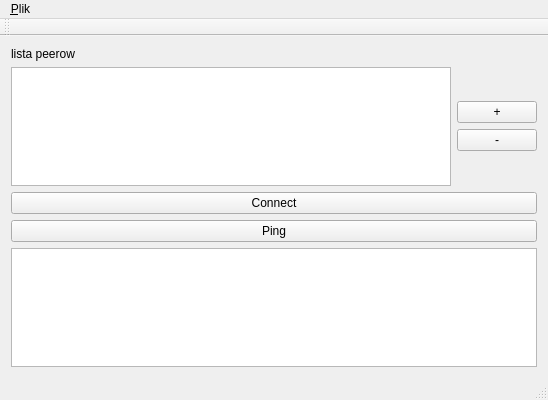
This is mainwindow.ui in damianbb/simple_gui as Qt 5 draws it before an edit. The edited form follows.
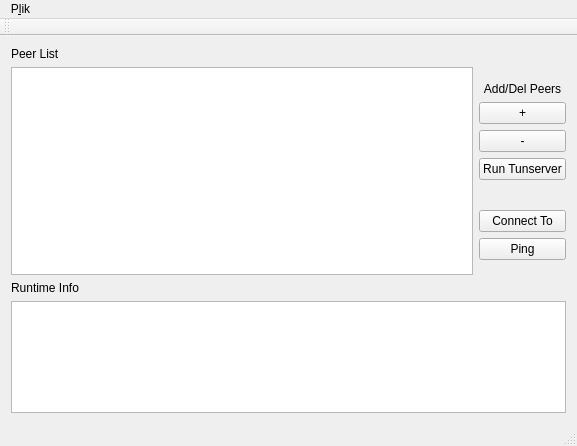
This is the edited form.

Commit message: update gui view and add host info dialog

```diff
--- a/mainwindow.ui
+++ b/mainwindow.ui
@@ -6,8 +6,8 @@
    <rect>
     <x>0</x>
     <y>0</y>
-    <width>548</width>
-    <height>400</height>
+    <width>577</width>
+    <height>446</height>
    </rect>
   </property>
   <property name="windowTitle">
@@ -20,7 +20,7 @@
       <item>
        <widget class="QLabel" name="label">
         <property name="text">
-         <string>lista peerow</string>
+         <string>Peer List</string>
         </property>
        </widget>
       </item>
@@ -44,6 +44,19 @@
             </property>
            </spacer>
           </item>
+          <item>
+           <widget class="QLabel" name="peer_manage">
+            <property name="text">
+             <string>Add/Del Peers</string>
+            </property>
+            <property name="textFormat">
+             <enum>Qt::AutoText</enum>
+            </property>
+            <property name="alignment">
+             <set>Qt::AlignCenter</set>
+            </property>
+           </widget>
+          </item>
           <item>
            <layout class="QVBoxLayout" name="verticalLayout">
             <item>
@@ -62,6 +75,59 @@
             </item>
            </layout>
           </item>
+          <item>
+           <spacer name="verticalSpacer_4">
+            <property name="orientation">
+             <enum>Qt::Vertical</enum>
+            </property>
+            <property name="sizeType">
+             <enum>QSizePolicy::Maximum</enum>
+            </property>
+            <property name="sizeHint" stdset="0">
+             <size>
+              <width>20</width>
+              <height>5</height>
+             </size>
+            </property>
+           </spacer>
+          </item>
+          <item>
+           <widget class="QPushButton" name="run_tunserver">
+            <property name="text">
+             <string>Run Tunserver</string>
+            </property>
+           </widget>
+          </item>
+          <item>
+           <spacer name="verticalSpacer_3">
+            <property name="orientation">
+             <enum>Qt::Vertical</enum>
+            </property>
+            <property name="sizeType">
+             <enum>QSizePolicy::Maximum</enum>
+            </property>
+            <property name="sizeHint" stdset="0">
+             <size>
+              <width>20</width>
+              <height>50</height>
+             </size>
+            </property>
+           </spacer>
+          </item>
+          <item>
+           <widget class="QPushButton" name="connectButton">
+            <property name="text">
+             <string>Connect To</string>
+            </property>
+           </widget>
+          </item>
+          <item>
+           <widget class="QPushButton" name="ping">
+            <property name="text">
+             <string>Ping</string>
+            </property>
+           </widget>
+          </item>
           <item>
            <spacer name="verticalSpacer_2">
             <property name="orientation">
@@ -80,16 +146,25 @@
        </layout>
       </item>
       <item>
-       <widget class="QPushButton" name="connectButton">
-        <property name="text">
-         <string>Connect</string>
+       <spacer name="verticalSpacer_5">
+        <property name="orientation">
+         <enum>Qt::Vertical</enum>
         </property>
-       </widget>
+        <property name="sizeType">
+         <enum>QSizePolicy::Maximum</enum>
+        </property>
+        <property name="sizeHint" stdset="0">
+         <size>
+          <width>20</width>
+          <height>10</height>
+         </size>
+        </property>
+       </spacer>
       </item>
       <item>
-       <widget class="QPushButton" name="ping">
+       <widget class="QLabel" name="label_2">
         <property name="text">
-         <string>Ping</string>
+         <string>Runtime Info</string>
         </property>
        </widget>
       </item>
@@ -105,13 +180,13 @@
     <rect>
      <x>0</x>
      <y>0</y>
-     <width>548</width>
+     <width>577</width>
      <height>19</height>
     </rect>
    </property>
    <widget class="QMenu" name="menu_Plik">
     <property name="title">
-     <string>&amp;Plik</string>
+     <string>P&amp;lik</string>
     </property>
     <addaction name="actionDebug"/>
    </widget>
```
The commit also changes 3 other files.
